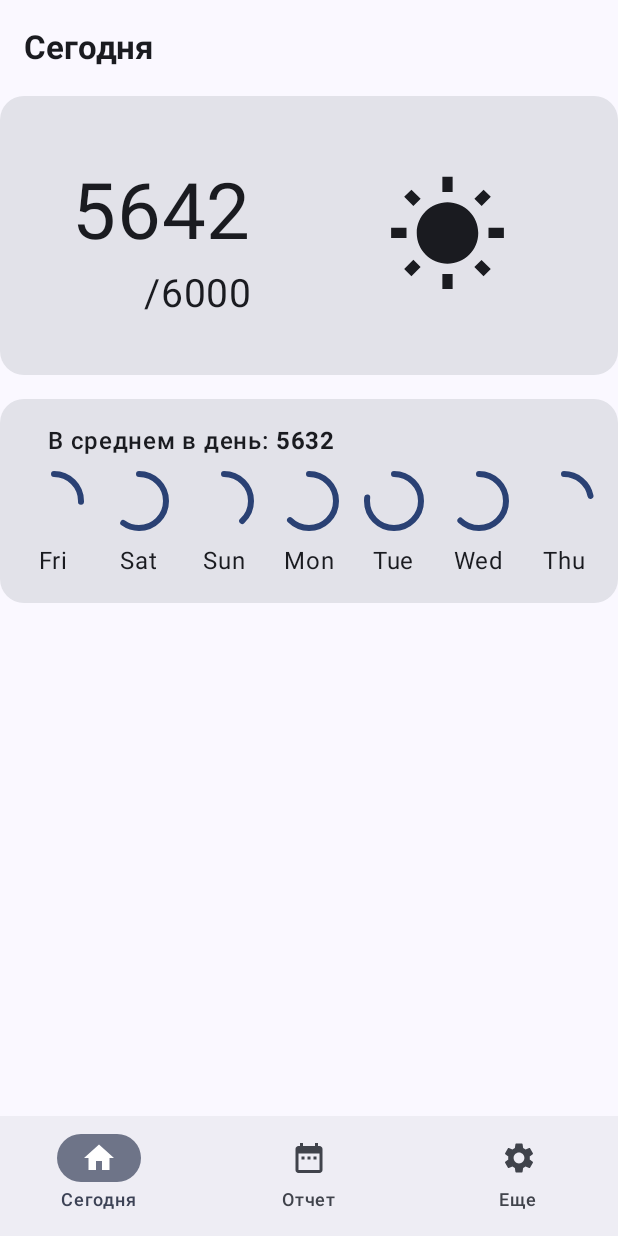
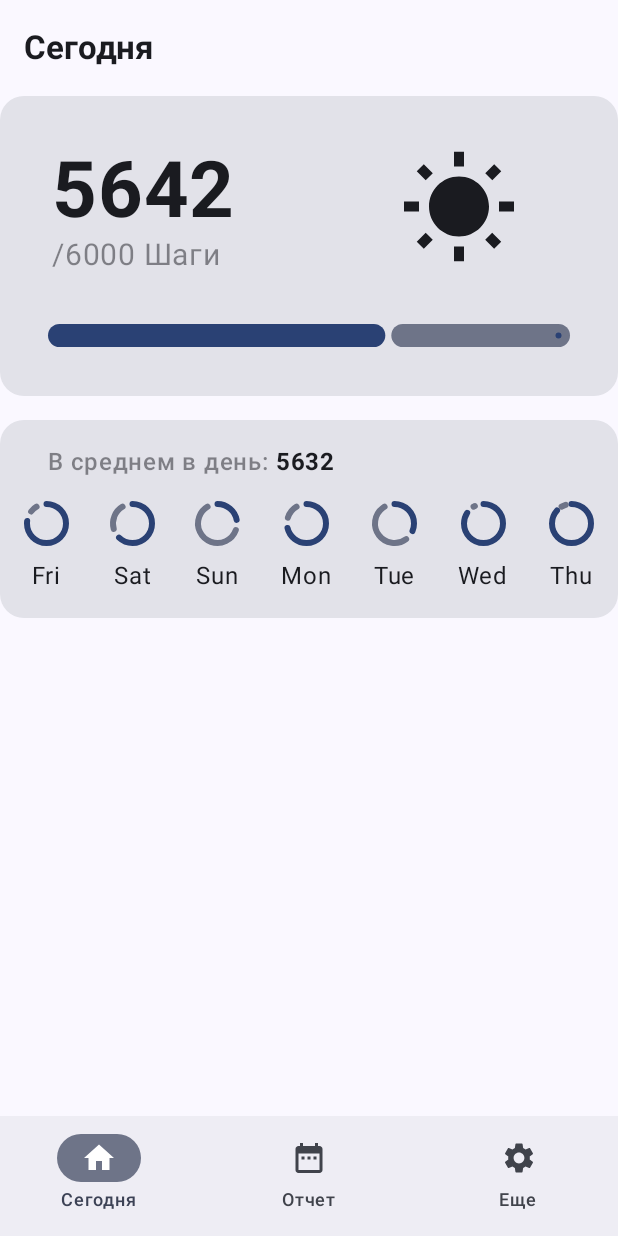
Before and after one commit to XBaTuT3MuHyT/NA_StepTracker, an Android app built with Jetpack Compose: the HomeScreen screen opened through its navigation route, on a phone screen of 412 x 824 dp. Run offline under Robolectric (Android 15) with nearby library versions, the phone set to English and light mode, and no system bars.

Commit message:
улучшил домашний экран

```diff
--- a/app/src/main/java/com/example/na_steptracker/screens/home/HomeScreen.kt
+++ b/app/src/main/java/com/example/na_steptracker/screens/home/HomeScreen.kt
@@ -4,6 +4,7 @@ import androidx.compose.foundation.Image
 import androidx.compose.foundation.layout.Arrangement
 import androidx.compose.foundation.layout.Column
 import androidx.compose.foundation.layout.Row
+import androidx.compose.foundation.layout.Spacer
 import androidx.compose.foundation.layout.fillMaxHeight
 import androidx.compose.foundation.layout.fillMaxSize
 import androidx.compose.foundation.layout.fillMaxWidth
@@ -26,6 +27,7 @@ import androidx.compose.material3.Text
 import androidx.compose.runtime.Composable
 import androidx.compose.ui.Alignment
 import androidx.compose.ui.Modifier
+import androidx.compose.ui.draw.alpha
 import androidx.compose.ui.res.painterResource
 import androidx.compose.ui.res.stringResource
 import androidx.compose.ui.text.font.FontWeight
@@ -60,37 +62,50 @@ fun DailyStat() {
     Card(
         modifier = Modifier
             .fillMaxWidth()
-            .height(186.dp),
+            .height(200.dp),
         shape = RoundedCornerShape(16.dp)
+    ) {
+        Column(
+            modifier = Modifier.fillMaxSize().padding(16.dp),
+            verticalArrangement = Arrangement.SpaceAround,
         ) {
             Row(
                 modifier = Modifier
-                .fillMaxSize()
-                .padding(16.dp),
-            horizontalArrangement = Arrangement.Center
+                    .fillMaxWidth(),
+                horizontalArrangement = Arrangement.SpaceBetween,
+                verticalAlignment = Alignment.CenterVertically
             ) {
+                Spacer(modifier = Modifier.weight(0.1f))
                 Column(
-                Modifier.fillMaxHeight(),
-                horizontalAlignment = Alignment.End,
+                    modifier = Modifier.weight(1f),
+                    horizontalAlignment = Alignment.Start,
                     verticalArrangement = Arrangement.Center
                 ) {
                     Text(
                         text = "5642",
                         fontSize = 52.sp,
-                    modifier = Modifier.padding(32.dp, 8.dp)
+                        fontWeight = FontWeight.Bold
                     )
                     Text(
-                    text = "/6000",
-                    fontSize = 26.sp,
-                    modifier = Modifier.padding(32.dp, 0.dp)
+                        modifier = Modifier.alpha(0.5f),
+                        text = "/6000 Шаги",
+                        fontSize = 20.sp,
                     )
                 }
                 Icon(
                     imageVector = Icons.Default.WbSunny,
                     contentDescription = null,
                     modifier = Modifier
-                    .padding(36.dp)
-                    .fillMaxSize()
+                        .size(80.dp)
+                        .weight(1f)
+                )
+            }
+            LinearProgressIndicator(
+                progress = { Random.nextFloat() },
+                modifier = Modifier
+                    .fillMaxWidth()
+                    .padding(horizontal = 16.dp)
+                    .height(15.dp)
             )
         }
     }
@@ -117,10 +132,11 @@ fun WeaklyStat(days: List<Day>) {
     ) {
         Column(Modifier.padding(16.dp)) {
             Row(
-                modifier = Modifier.padding(16.dp, 0.dp)
-            ){
+                modifier = Modifier.padding(start = 16.dp, bottom = 6.dp)
+            ) {
                 Text(
                     text = stringResource(R.string.avg_steps),
+                    modifier = Modifier.alpha(0.5f),
                     fontWeight = FontWeight.SemiBold,
                 )
                 Text(
@@ -140,12 +156,10 @@ fun WeaklyStat(days: List<Day>) {
                         horizontalAlignment = Alignment.CenterHorizontally
                     ) {
                         CircularProgressIndicator(
-                            modifier = Modifier.padding(0.dp, 8.dp),
+                            modifier = Modifier
+                                .padding(0.dp, 8.dp)
+                                .size(30.dp),
                             progress = { Random.nextFloat() },
-                            color = ProgressIndicatorDefaults.circularColor,
-                            strokeWidth = ProgressIndicatorDefaults.CircularStrokeWidth,
-                            trackColor = ProgressIndicatorDefaults.circularIndeterminateTrackColor,
-                            strokeCap = ProgressIndicatorDefaults.CircularDeterminateStrokeCap,
                         )
                         Text(
                             text = day.dayOfTheWeek.getDisplayName(
```
Lines whose indentation alone changed are shown as unchanged.
